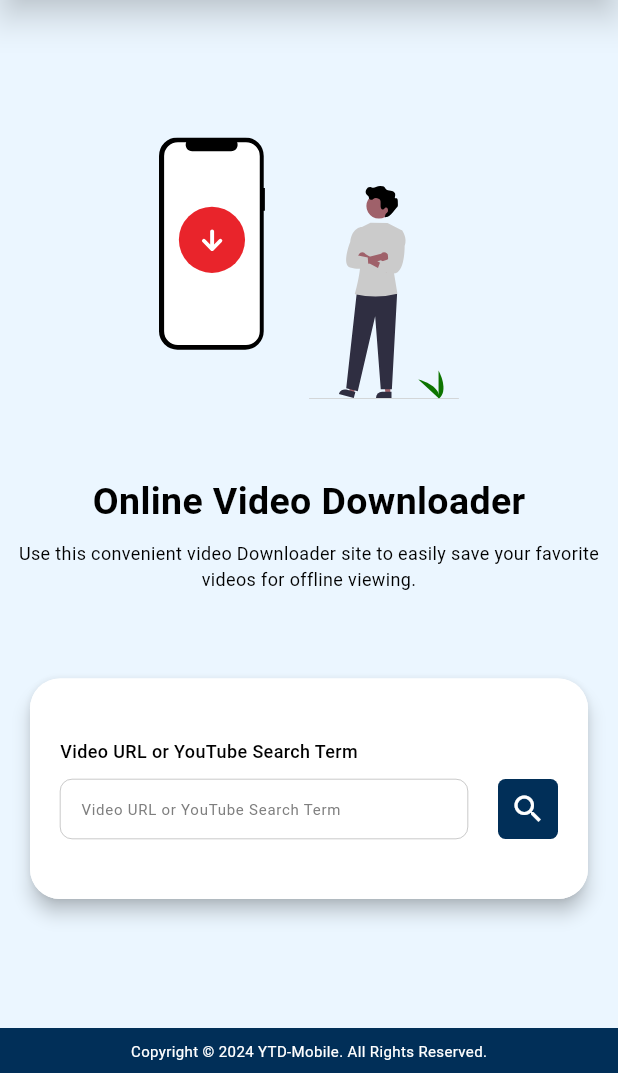
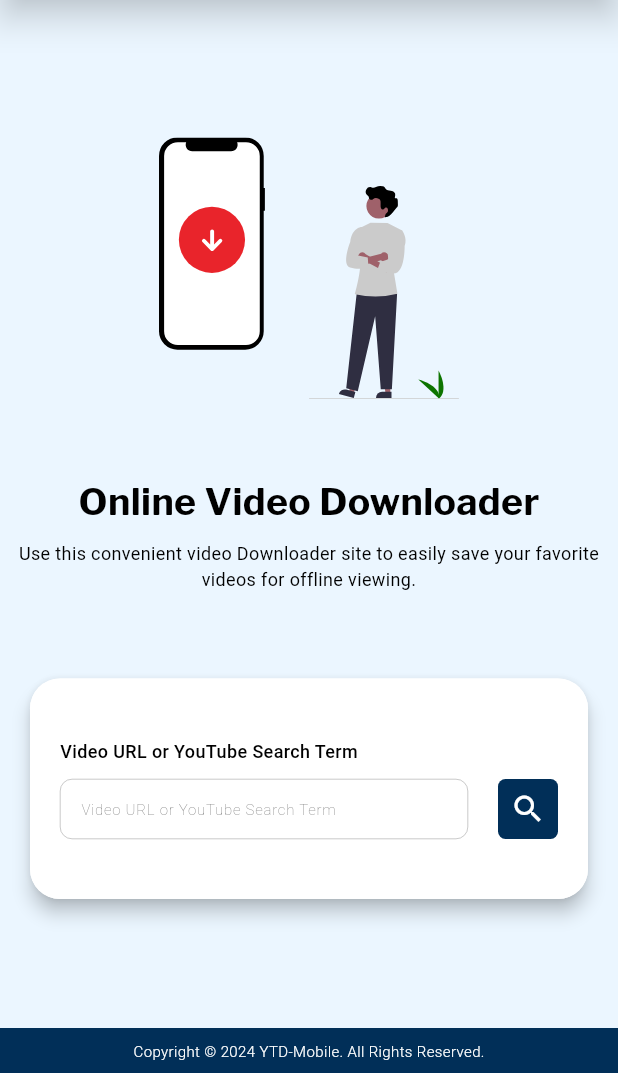
Before and after one commit to SL-Pirate/ytd-web, a Flutter app: the screen it shows after launch, on a phone screen of 412 x 824 dp, the part 163-1236 px from its top. Run offline on Flutter 3.47's test engine with Material 3 defaults, Android fonts, the phone set to English and light mode, and no system bars; our stand-ins replace dio, flutter_svg, font_awesome_flutter, google_fonts, html_unescape, permission_handler and 1 more; missing offline and left inert: background_downloader, dart:html, media_kit, media_kit_video; Roboto replaces fonts that are missing (Poppins).

Commit message:
Improved typographic weights Minor refactoring

```diff
--- a/client/lib/components/search_result_component.dart
+++ b/client/lib/components/search_result_component.dart
@@ -1,6 +1,5 @@
 import 'package:flutter/material.dart';
 import 'package:html_unescape/html_unescape.dart';
-import 'package:ytd_web/util/api.dart';
 import 'package:ytd_web/models/search_result_model.dart';
 import 'package:ytd_web/util/styles.dart';
 import 'package:ytd_web/components/channel_label.dart';
@@ -23,12 +22,15 @@ class SearchResultComponent extends StatelessWidget {
             if (!snapshot.hasData) {
               return Container(
                 color: Colors.black,
-                  child: const Center(child: CircularProgressIndicator()),
+                child: const Center(
+                  child: CircularProgressIndicator(),
+                ),
               );
             }
 
             return snapshot.data!;
-            }),
+          },
+        ),
         SizedBox(width: Styles.of(context).isMobile ? 10 : 16),
         Expanded(
           child: Column(
@@ -39,7 +41,7 @@ class SearchResultComponent extends StatelessWidget {
                 style: TextStyle(
                   fontSize: Styles.of(context).subtitleFontSize,
                   fontWeight: FontWeight.bold,
-                  color: Styles.textColor,
+                  color: Styles.textColor2,
                   fontFamily: Styles.fontFamily,
                 ),
               ),
@@ -54,21 +56,3 @@ class SearchResultComponent extends StatelessWidget {
     );
   }
 }
-
-dynamic child = Card(
-  child: Column(
-    children: [
-      const Text("searchResultModel.title"),
-      FutureBuilder(
-          future: Api.instance.getImage("searchResultModel.thumbnailUrl"),
-          builder: (context, snapshot) {
-            if (!snapshot.hasData) {
-              return const Center(child: CircularProgressIndicator());
-            }
-
-            return Image.memory(snapshot.data);
-          }),
-      const Text("searchResultModel.channelName")
-    ],
-  ),
-);
--- a/client/lib/screens/base_frame.dart
+++ b/client/lib/screens/base_frame.dart
@@ -71,9 +71,11 @@ class BaseFrame extends StatelessWidget {
                     "Copyright © ${DateTime.now().year} $product. "
                     "All Rights Reserved.",
                     style: TextStyle(
-                        color: Styles.buttonTextColor,
-                        fontSize: Styles.of(context).fontSizeSmall,
-                        fontFamily: Styles.fontFamily),
+                      color: Styles.buttonTextColor,
+                      fontSize: Styles.of(context).fontSizeSmall,
+                      fontFamily: Styles.fontFamily,
+                      fontWeight: Styles.fontWeightLight,
+                    ),
                   ),
                 ),
               )
--- a/client/lib/screens/home.dart
+++ b/client/lib/screens/home.dart
@@ -1,5 +1,6 @@
 import 'package:flutter/material.dart';
 import 'package:flutter_svg/svg.dart';
+import 'package:google_fonts/google_fonts.dart';
 import 'package:ytd_web/util/api.dart';
 import 'package:ytd_web/main.dart';
 import 'package:ytd_web/models/search_result_model.dart';
@@ -51,11 +52,13 @@ class _HomePageState extends State<HomePage> {
             const SizedBox(height: 50),
             Text(
               "Online Video Downloader",
-              style: TextStyle(
+              style: GoogleFonts.libreFranklin(
+                textStyle: TextStyle(
                   fontSize: Styles.of(context).titleFontSize,
                   color: Styles.textColor,
                   fontWeight: FontWeight.bold,
-                  fontFamily: Styles.fontFamily),
+                ),
+              ),
             ),
             Padding(
               padding: const EdgeInsets.all(8.0),
@@ -66,7 +69,8 @@ class _HomePageState extends State<HomePage> {
                 style: TextStyle(
                   color: Styles.textColor,
                   fontSize: Styles.of(context).bodyFontSize,
-                    fontFamily: Styles.fontFamily),
+                  fontFamily: Styles.fontFamily,
+                ),
               ),
             ),
             Padding(
@@ -100,7 +104,7 @@ class _HomePageState extends State<HomePage> {
                           color: Styles.textColor,
                           fontFamily: Styles.fontFamily,
                           fontSize: Styles.of(context).bodyFontSize,
-                          fontWeight: FontWeight.w500,
+                          fontWeight: Styles.fontWeightMedium,
                         ),
                       ),
                       const SizedBox(height: 10),
@@ -119,8 +123,9 @@ class _HomePageState extends State<HomePage> {
                                   hintStyle: TextStyle(
                                     color: Styles.hintTextColor,
                                     fontFamily: Styles.fontFamily,
-                                      fontSize:
-                                          Styles.of(context).fontSizeSmall),
+                                    fontSize: Styles.of(context).fontSizeSmall,
+                                    fontWeight: Styles.fontWeightExtraLight,
+                                  ),
                                   contentPadding: const EdgeInsets.symmetric(
                                       horizontal: 10),
                                   focusedBorder: const OutlineInputBorder(
@@ -173,7 +178,8 @@ class _HomePageState extends State<HomePage> {
                 constraints: const BoxConstraints(
                   maxWidth: 1000,
                 ),
-                child: Column(children: () {
+                child: Column(
+                  children: () {
                     List<Widget> children = [];
 
                     children.add(const SizedBox(height: 50));
@@ -192,10 +198,14 @@ class _HomePageState extends State<HomePage> {
                         padding: const EdgeInsets.only(bottom: 10, top: 10),
                         child: GestureDetector(
                           onTap: () {
-                          Navigator.of(context).push(MaterialPageRoute(
+                            Navigator.of(context).push(
+                              MaterialPageRoute(
                                 builder: (context) => BaseFrame(
                                   product: product,
-                                  child: VideoScreen(searchResult: data))));
+                                  child: VideoScreen(searchResult: data),
+                                ),
+                              ),
+                            );
                           },
                           child: SearchResultComponent(data),
                         ),
@@ -203,7 +213,8 @@ class _HomePageState extends State<HomePage> {
                     }
 
                     return children;
-                }()),
+                  }(),
+                ),
               )
           ],
         ),
--- a/client/lib/util/styles.dart
+++ b/client/lib/util/styles.dart
@@ -14,8 +14,15 @@ class Styles {
   static const Color primary = Color(0xFFEBF6FF);
   static const Color secondary = Color(0xFFE9242B);
 
+  // font weights
+  static const FontWeight fontWeightExtraLight = FontWeight.w100;
+  static const FontWeight fontWeightLight = FontWeight.w300;
+  static const FontWeight fontWeightMedium = FontWeight.w500;
+  static const FontWeight fontWeightSemiBold = FontWeight.w700;
+
   // secondary colors
   static const Color textColor = Color(0xFF000000);
+  static const Color textColor2 = Color(0xFF012F58);
   static const Color backgroundColor = Color(0xFFFFFFFF);
   static const Color buttonTextColor = Color(0xFFFFFFFF);
   static const Color buttonColor = Color(0xFF012F58);
@@ -51,10 +58,12 @@ class Styles {
     double? borderRadius,
   }) {
     return ButtonStyle(
-      backgroundColor:
-          MaterialStateProperty.all<Color>(backgroundColor ?? buttonColor),
-      foregroundColor:
-          MaterialStateProperty.all<Color>(foregroundColor ?? buttonTextColor),
+      backgroundColor: MaterialStateProperty.all<Color>(
+        backgroundColor ?? buttonColor,
+      ),
+      foregroundColor: MaterialStateProperty.all<Color>(
+        foregroundColor ?? buttonTextColor,
+      ),
       shape: MaterialStateProperty.all<RoundedRectangleBorder>(
         RoundedRectangleBorder(
           borderRadius: BorderRadius.circular(borderRadius ?? 5),
--- a/client/pubspec.yaml
+++ b/client/pubspec.yaml
@@ -47,6 +47,7 @@ dependencies:
   font_awesome_flutter: ^10.6.0
   url_launcher: ^6.2.2
   flutter_svg: ^2.0.9
+  google_fonts: ^6.1.0
 
 dev_dependencies:
   flutter_test:
```
Also changed, not shown: client/lib/components/channel_label.dart (+5 -3 lines), client/lib/components/download_section.dart (+10 -7 lines), client/lib/screens/video_screen.dart (+5 -4 lines), client/pubspec.lock. Lines whose indentation alone changed are shown as unchanged.
